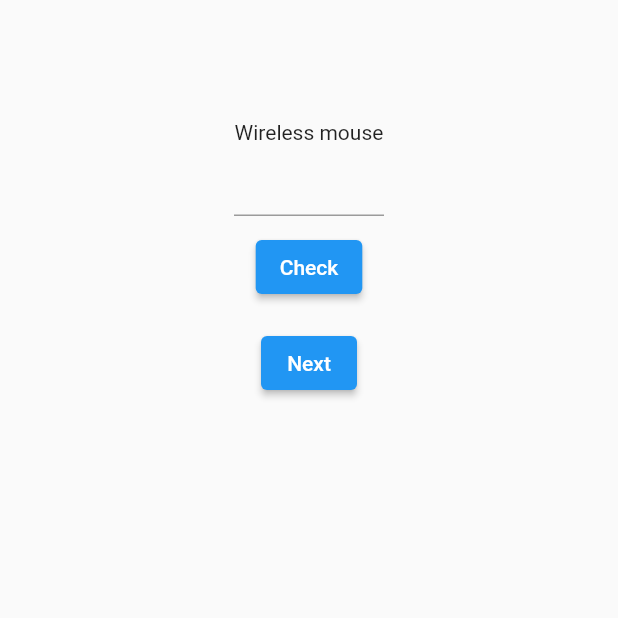
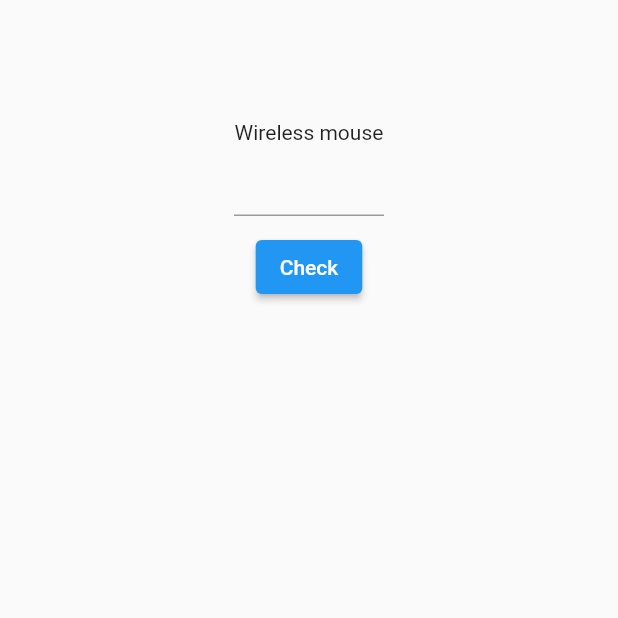
Before and after one commit to kienproag/name_your_price, a Flutter app: the screen it shows after launch, on a phone screen of 412 x 824 dp, the top half of it. Run offline on Flutter 3.47's test engine with Material 2 defaults, Android fonts, the phone set to English and light mode, and no system bars.

Commit message:
Complete hide result and next widget feature

```diff
--- a/lib/pages/home_page.dart
+++ b/lib/pages/home_page.dart
@@ -58,18 +58,23 @@ class _HomePageState extends State<HomePage> {
                   _result = _inputPrice == products[_currentProductIndex].price
                       ? 'Pass'
                       : 'Fail';
-
-                  // if (_currentProductIndex < 4) {
-                  //   _currentProductIndex++;
-                  // }
                 });
               },
               child: const Text('Check'),
             ),
-            Text(_result),
-            ElevatedButton(
+            Visibility(
+              visible: _result.isNotEmpty,
+              child: Text(
+                _result,
+                key: const Key('result'),
+              ),
+            ),
+            Visibility(
+              visible: _result.isNotEmpty,
+              child: ElevatedButton(
                 onPressed: () {
                   setState(() {
+                    _result = '';
                     if (_currentProductIndex < 4) {
                       _currentProductIndex++;
                     }
@@ -77,6 +82,7 @@ class _HomePageState extends State<HomePage> {
                 },
                 child: const Text('Next'),
               ),
+            ),
           ],
         ),
       ),
```
Also changed, not shown: 1 other file. Lines whose indentation alone changed are shown as unchanged.
